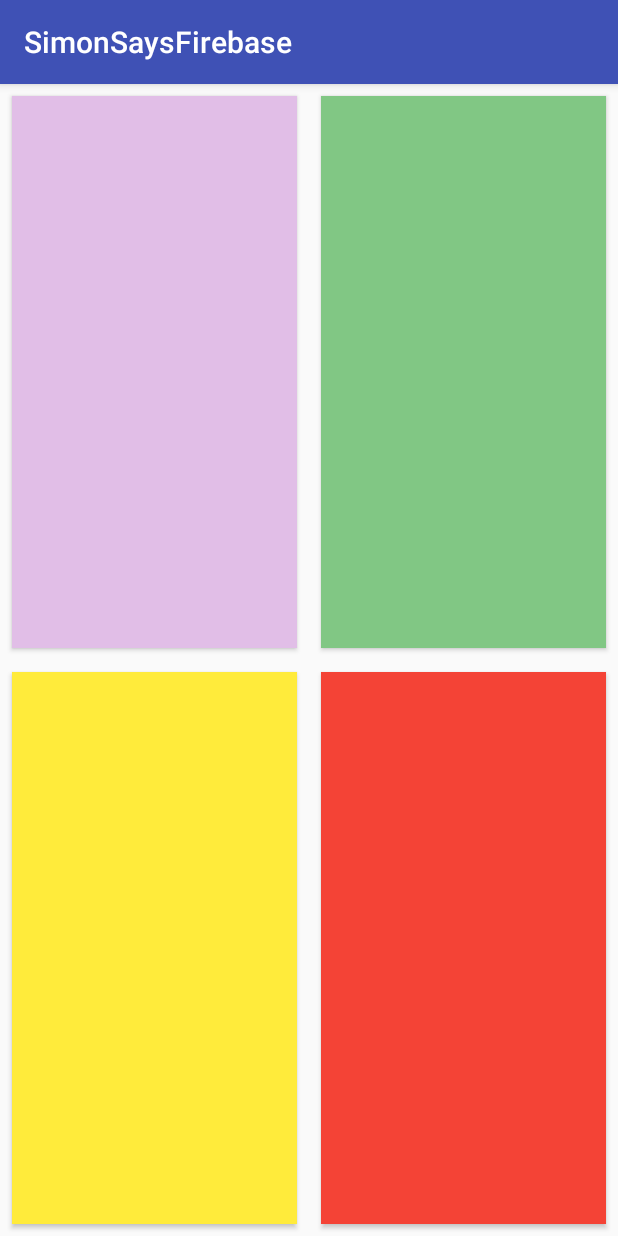
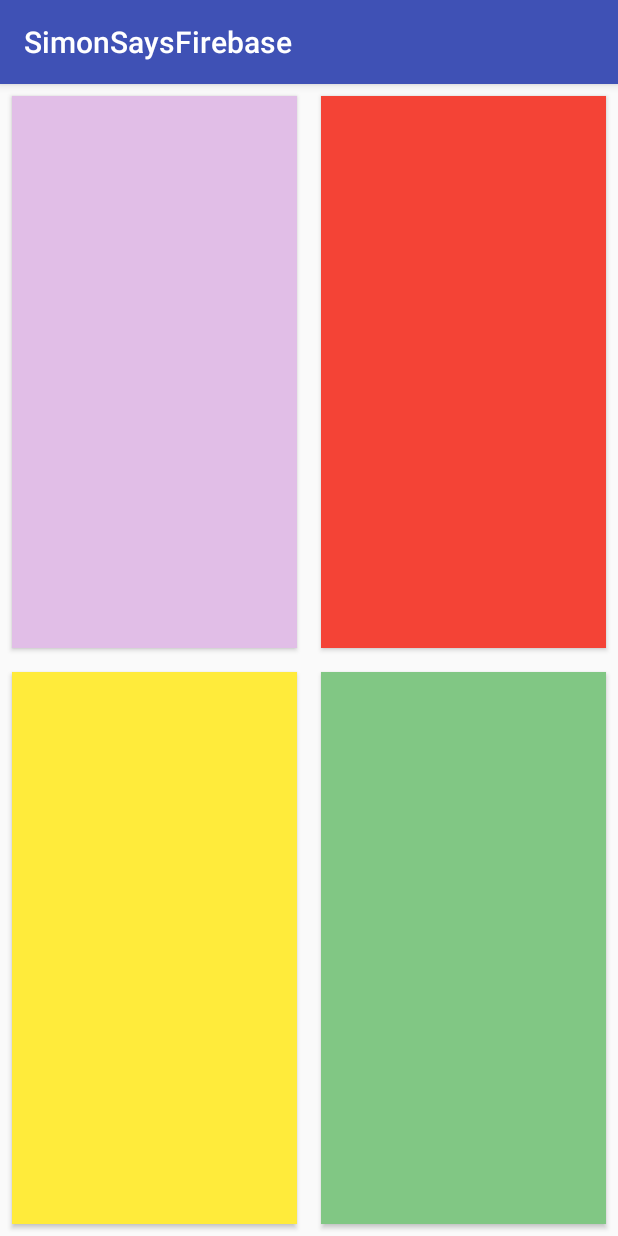
Before and after one commit to Tritium-3h/SimonSaysAndroid, an Android app: the screen it shows after launch (MainActivity), on a phone screen of 412 x 824 dp. Run offline under Robolectric (Android 15) with nearby library versions, the phone set to English and light mode, and no system bars; our stand-ins replace Firebase (no records; nobody signed in at launch, a user with empty details on screens opened directly); 1 statement that could not run was skipped.

Commit message:
Correct color sequence in xml.
Two colors were inverted.

```diff
--- a/SimonSaysFirebase/app/src/main/res/values/colors.xml
+++ b/SimonSaysFirebase/app/src/main/res/values/colors.xml
@@ -6,14 +6,11 @@
 
     <color name="b0Idle">#E1BEE7</color>
     <color name="b0Active">#BA68C8</color>
-    <color name="b1Idle">#81C784</color>
-    <color name="b1Active">#1B5E20</color>
-
+    <color name="b1Idle">#F44336</color>
+    <color name="b1Active">#B71C1C</color>
     <color name="b2Idle">#FFEB3B</color>
     <color name="b2Active">#F57F17</color>
-    <color name="b3Idle">#F44336</color>
-    <color name="b3Active">#B71C1C</color>
-
-
+    <color name="b3Idle">#81C784</color>
+    <color name="b3Active">#1B5E20</color>
 
 </resources>
--- a/SimonSaysFirebase/build.gradle
+++ b/SimonSaysFirebase/build.gradle
@@ -5,7 +5,7 @@ buildscript {
         jcenter()
     }
     dependencies {
-        classpath 'com.android.tools.build:gradle:2.3.0'
+        classpath 'com.android.tools.build:gradle:2.3.1'
 
         // NOTE: Do not place your application dependencies here; they belong
         // in the individual module build.gradle files
```
